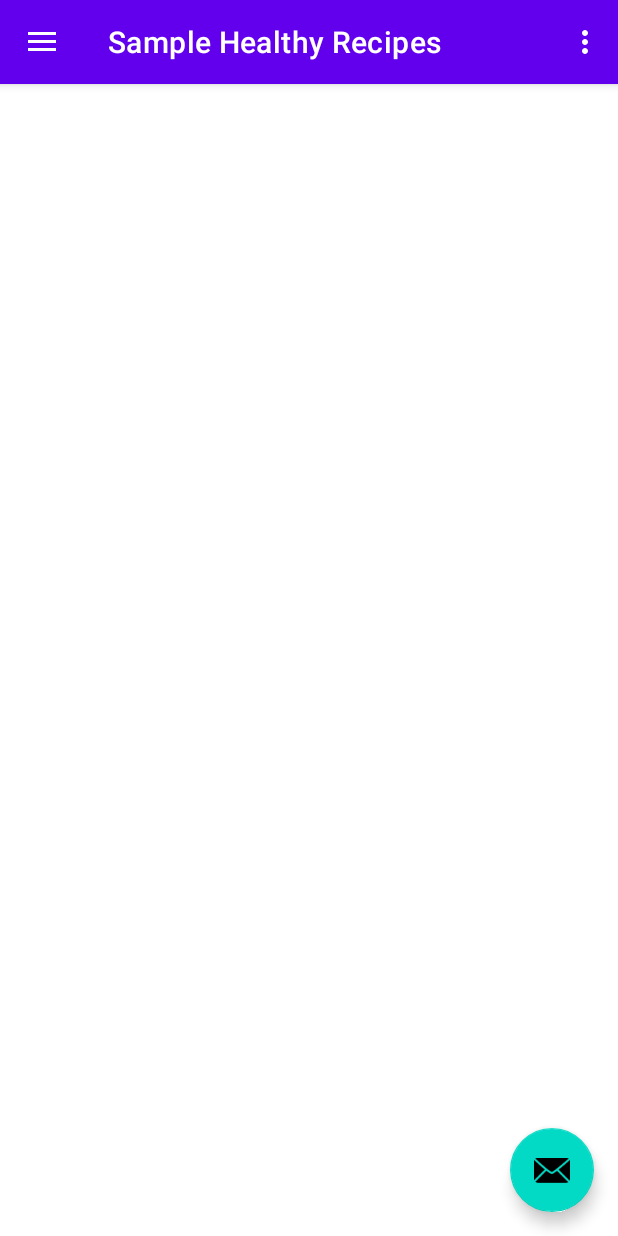
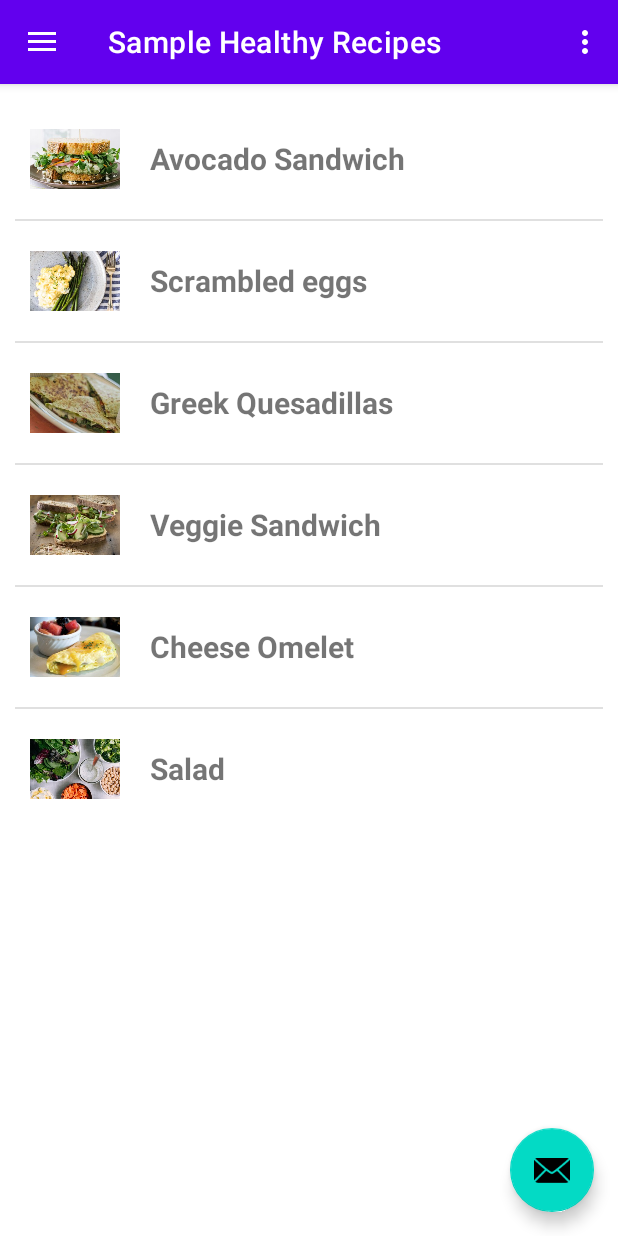
Before and after one commit to KrishnanDevika/MyDietBalanceApplication, an Android app: the screen it shows after launch (MainActivity), in the side drawer, after a tap on "Sample Healthy Recipes", on a phone screen of 412 x 824 dp. Run offline under Robolectric (Android 15) with nearby library versions, the phone set to English and light mode, and no system bars; our stand-ins replace navigation-ui.

Commit message:
#8 Created Custom List View Adapter * Added custom_list_view.xml * Added HealthRecipes.java * Added CustomListViewwAdapter

```diff
--- /dev/null
+++ b/app/src/main/java/com/example/dietbalanceapplication/ListView/CustomListViewAdapter.java
@@ -0,0 +1,39 @@
+package com.example.dietbalanceapplication.ListView;
+
+import android.content.Context;
+import android.view.LayoutInflater;
+import android.view.View;
+import android.view.ViewGroup;
+import android.widget.ArrayAdapter;
+import android.widget.ImageView;
+import android.widget.TextView;
+
+import androidx.annotation.NonNull;
+import androidx.annotation.Nullable;
+
+import com.example.dietbalanceapplication.R;
+
+import java.util.ArrayList;
+
+public class CustomListViewAdapter extends ArrayAdapter<HealthyRecipes> {
+    public CustomListViewAdapter(@NonNull Context context, ArrayList<HealthyRecipes> items) {
+        super(context, 0, items);
+    }
+
+    @NonNull
+    @Override
+    public View getView(int position, @Nullable View convertView, @NonNull ViewGroup parent) {
+        if (convertView == null) {
+            convertView = LayoutInflater.from(getContext()).inflate(R.layout.custom_list_view, parent, false);
+
+        }
+
+        ImageView recipeImage = convertView.findViewById(R.id.recipeImage);
+        recipeImage.setImageResource(getItem(position).getRecipeImage());
+
+        TextView recipeName = convertView.findViewById(R.id.recipeName);
+        recipeName.setText(getItem(position).getRecipeName());
+
+        return convertView;
+    }
+}
--- /dev/null
+++ b/app/src/main/java/com/example/dietbalanceapplication/ListView/HealthyRecipes.java
@@ -0,0 +1,28 @@
+package com.example.dietbalanceapplication.ListView;
+
+public class HealthyRecipes {
+    private int recipeImage;
+    private String recipeName;
+
+
+    public HealthyRecipes(int recipeImage, String recipeName) {
+        this.recipeName = recipeName;
+        this.recipeImage = recipeImage;
+    }
+
+    public String getRecipeName() {
+        return recipeName;
+    }
+
+    public void setRecipeName(String recipeName) {
+        this.recipeName = recipeName;
+    }
+
+    public int getRecipeImage() {
+        return recipeImage;
+    }
+
+    public void setRecipeImage(int recipeImage) {
+        this.recipeImage = recipeImage;
+    }
+}
--- a/app/src/main/java/com/example/dietbalanceapplication/ListView/RecipesFragment.java
+++ b/app/src/main/java/com/example/dietbalanceapplication/ListView/RecipesFragment.java
@@ -10,6 +10,8 @@ import android.view.ViewGroup;
 import android.widget.ListView;
 
 import com.example.dietbalanceapplication.R;
+
+import java.util.ArrayList;
 
 /**
  * A simple {@link Fragment} subclass.
@@ -64,6 +66,16 @@ public class RecipesFragment extends Fragment {
         // Inflate the layout for this fragment
         View view = inflater.inflate(R.layout.fragment_recipes, container, false);
         ListView recipeList = view.findViewById(R.id.recipeList);
+
+        ArrayList<HealthyRecipes> recipesArrayList2 = new ArrayList<>();
+        recipesArrayList2.add(new HealthyRecipes(R.drawable.avacado, "Avocado Sandwich"));
+        recipesArrayList2.add(new HealthyRecipes(R.drawable.eggs, "Scrambled eggs"));
+        recipesArrayList2.add(new HealthyRecipes(R.drawable.quesadillas, "Greek Quesadillas"));
+        recipesArrayList2.add(new HealthyRecipes(R.drawable.veg, "Veggie Sandwich"));
+        recipesArrayList2.add(new HealthyRecipes(R.drawable.omlet, "Cheese Omelet"));
+        recipesArrayList2.add(new HealthyRecipes(R.drawable.salad, "Salad"));
+
+        recipeList.setAdapter(new CustomListViewAdapter(getContext(), recipesArrayList2));
         return view;
     }
 }
--- /dev/null
+++ b/app/src/main/res/layout/custom_list_view.xml
@@ -0,0 +1,22 @@
+<?xml version="1.0" encoding="utf-8"?>
+<LinearLayout xmlns:android="http://schemas.android.com/apk/res/android"
+    android:layout_width="match_parent"
+    android:layout_height="match_parent"
+    android:orientation="horizontal">
+
+    <ImageView
+        android:id="@+id/recipeImage"
+        android:layout_width="@dimen/list_icon_width"
+        android:layout_height="@dimen/list_icon_height"
+        android:padding="@dimen/layout_padding"/>
+
+    <TextView
+        android:id="@+id/recipeName"
+        android:layout_width="match_parent"
+        android:layout_height="wrap_content"
+        android:layout_gravity="center"
+        android:textSize="@dimen/list_text_size"
+        android:textStyle="bold"
+        android:padding="@dimen/layout_padding"/>
+
+</LinearLayout>
```
